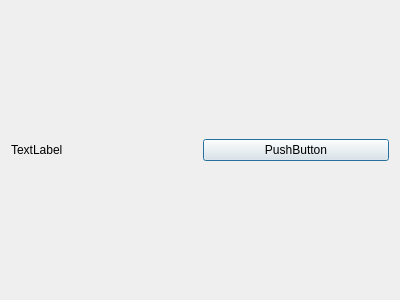
Qt form BaseDialog.ui (wruwami/TPCAM-M30) before a commit.
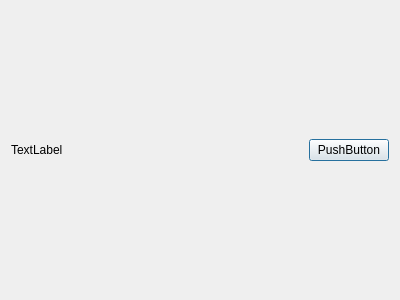
The same form after that commit. Custom widgets are drawn as their Qt base class.

What changed in the file:
```diff
--- a/BaseDialog.ui
+++ b/BaseDialog.ui
@@ -17,7 +17,7 @@
    <item>
     <layout class="QVBoxLayout" name="verticalLayout">
      <item>
-      <layout class="QHBoxLayout" name="horizontalLayout">
+      <layout class="QHBoxLayout" name="horizontalLayout" stretch="9,1">
        <item>
         <widget class="CustomLabel" name="titleLabel">
          <property name="text">
```
